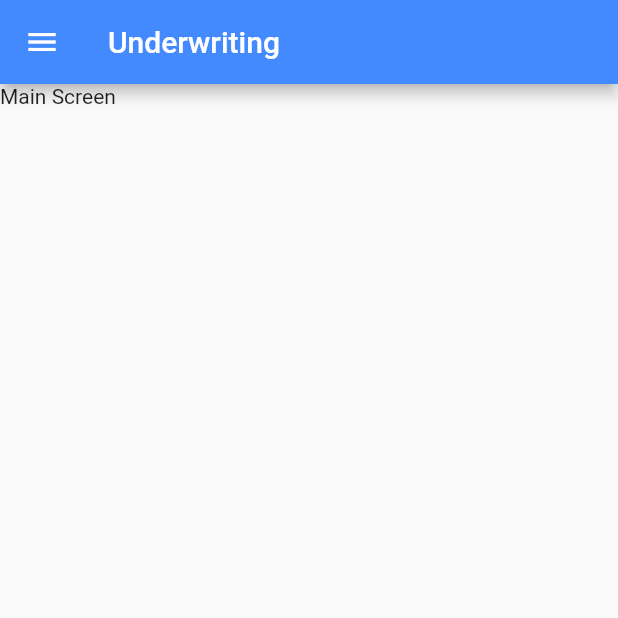
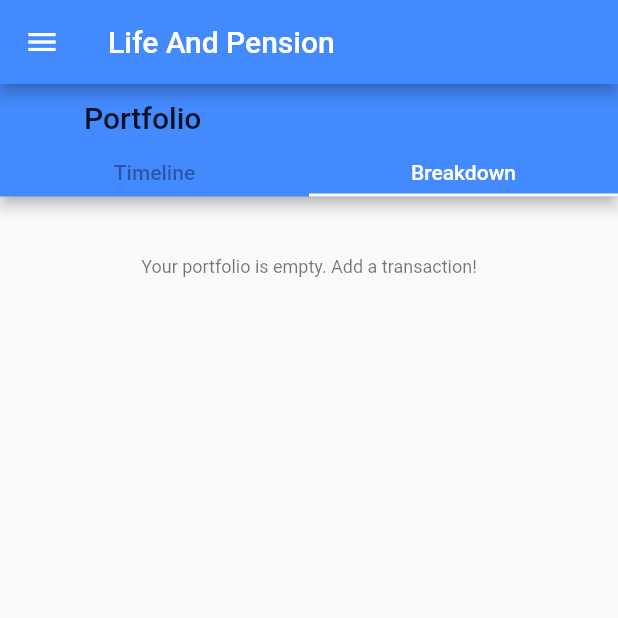
Before and after one commit to nikhil1524/underwritingapp, a Flutter app: the screen it shows after launch, on a phone screen of 412 x 824 dp, the top half of it. Run offline on Flutter 3.47's test engine with Material 2 defaults, Android fonts, the phone set to English and light mode, and no system bars; our stand-ins replace flutter_tts; missing offline and left inert: flutter_circular_chart, flutter_dialogflow.

Commit message:
Adding the portfolio screen

```diff
--- a/lib/Underwriting_questionaries.json
+++ b/lib/Underwriting_questionaries.json
@@ -3,5 +3,5 @@
     { "1": "hello"},
     { "2": "what is your name"},
     { "3": "what are you suffering with"}
-  ],
+  ]
 }
--- /dev/null
+++ b/lib/dashboard.dart
@@ -0,0 +1,178 @@
+import 'package:flutter/material.dart';
+import 'package:flutter/rendering.dart';
+import 'package:flutter_circular_chart/flutter_circular_chart.dart';
+import 'main.dart';
+
+class DashboardTabs extends StatefulWidget{
+DashboardTabs(this.tab, this.makePortfolioDisplay);
+final int tab;
+final Function makePortfolioDisplay;
+
+
+@override
+  State<StatefulWidget> createState() {
+    // TODO: implement createState
+    return new DashBoardTabsState();
+  }
+}
+
+const double appBarElevation = 1.0;
+List<CircularSegmentEntry> segments;
+final GlobalKey<AnimatedCircularChartState> _chartKey =
+      new GlobalKey<AnimatedCircularChartState>();
+Map colorMap;
+List sortedPortfolioDisplay;
+List portfolioDisplay;
+
+class DashBoardTabsState extends State<DashboardTabs>
+with SingleTickerProviderStateMixin{
+
+  final GlobalKey<ScaffoldState> _scaffoldKey = new GlobalKey<ScaffoldState>();
+  TabController _tabController;
+
+  final columnProps = [.2, .3, .3];
+  final List colors = [
+    Colors.purple[400],
+    Colors.indigo[400],
+    Colors.blue[400],
+    Colors.teal[400],
+    Colors.green[400],
+    Colors.lime[400],
+    Colors.orange[400],
+    Colors.red[400],
+  ];
+
+  @override
+  void initState() {
+    super.initState();
+    _tabController = new TabController(length: 2, vsync: this);
+    _tabController.animateTo(widget.tab);
+    /*if (timelineData == null) {
+      _getTimelineData();
+    }
+    _makeColorMap();
+    _updateBreakdown();
+    _sortPortfolioDisplay();*/
+  }
+
+  @override
+  Widget build(BuildContext context) {
+    // TODO: implement build
+    return new Scaffold(
+      key: _scaffoldKey,
+      appBar: new PreferredSize(
+          preferredSize: const Size.fromHeight(75.0),
+          child: new AppBar(
+            backgroundColor: Theme.of(context).primaryColor,
+            titleSpacing: 0.0,
+            leading: new Container(),
+            //elevation: appBarElevation,
+            title:
+                new Text("Portfolio", style: Theme.of(context).textTheme.title),
+            bottom: new PreferredSize(
+                preferredSize: const Size.fromHeight(25.0),
+                child: new Container(
+                    height: 30.0,
+                    child: new TabBar(
+                      controller: _tabController,
+                      indicatorColor: Theme.of(context).accentIconTheme.color,
+                      indicatorWeight: 2.0,
+                      unselectedLabelColor: Theme.of(context).disabledColor,
+                      labelColor: Theme.of(context).primaryIconTheme.color,
+                      tabs: <Widget>[
+                        new Tab(text: "Timeline"),
+                        new Tab(text: "Breakdown"),
+                      ],
+                    ))),
+          ),
+        ),
+      body: new TabBarView(
+          controller: _tabController,
+          children: <Widget>[_breakdown(context), _breakdown(context)],
+        )
+    );
+  }
+
+ Future<Null> _refresh() async {
+    widget.makePortfolioDisplay();
+    if (_tabController.index == 1) {
+      _chartKey.currentState.updateData(
+          [new CircularStackEntry(segments, rankKey: "Portfolio Breakdown")]);
+    }
+    setState(() {});
+  }
+
+  _makeSegments() {
+    segments = [];
+    sortedPortfolioDisplay.forEach((coin) {
+      segments.add(new CircularSegmentEntry(
+          coin["total_quantity"] * coin["price_usd"], colorMap[coin["symbol"]],
+          rankKey: coin["symbol"]));
+    });
+  }
+
+   _makeColorMap() {
+    colorMap = {};
+    int colorIndex = 0;
+    portfolioDisplay.forEach((coin) {
+      if (colorIndex >= colors.length) {
+        colorIndex = 1;
+      }
+      colorMap[coin["symbol"]] = colors[colorIndex];
+      colorIndex += 1;
+    });
+  }
+
+
+
+Widget _breakdown(BuildContext context) {
+    return portfolioMap.isNotEmpty
+        ? new RefreshIndicator(
+            onRefresh: _refresh,
+            child: new CustomScrollView(
+              slivers: <Widget>[
+                new SliverList(
+                    delegate: new SliverChildListDelegate(<Widget>[
+                  new Container(
+                    padding: const EdgeInsets.only(
+                        left: 10.0, right: 10.0, top: 10.0),
+                    child: new Row(
+                      mainAxisAlignment: MainAxisAlignment.spaceBetween,
+                      crossAxisAlignment: CrossAxisAlignment.start,
+                      children: <Widget>[
+                        new Column(
+                          crossAxisAlignment: CrossAxisAlignment.start,
+                          children: <Widget>[
+                            new Text("Portfolio Value",
+                                style: Theme.of(context).textTheme.caption),
+                            new Row(
+                              children: <Widget>[
+                                new Text(
+                                    "\$" +
+                                        '123',
+                                    style: Theme.of(context)
+                                        .textTheme
+                                        .body2
+                                        .apply(fontSizeFactor: 2.2)),
+                              ],
+                            ),
+                          ],
+                        ),
+                      ]
+                    )
+                  )
+                    ]
+                    )
+                )
+              ]
+            )
+        )
+        : new Container(
+            alignment: Alignment.topCenter,
+            padding: const EdgeInsets.symmetric(vertical: 40.0),
+            child: new Text("Your portfolio is empty. Add a transaction!",
+                style: Theme.of(context).textTheme.caption));
+        }
+
+
+}
--- a/lib/drawerItem.dart
+++ b/lib/drawerItem.dart
@@ -5,6 +5,4 @@ class DrawerItem {
   IconData icon;
   String view;
   DrawerItem(this.title, this.icon,this.view);
-
-
 }
--- a/lib/menu.dart
+++ b/lib/menu.dart
@@ -1,7 +1,10 @@
 import 'package:flutter/material.dart';
 import 'package:insurance_underwriting/disclaimer.dart';
 import 'package:insurance_underwriting/drawerItem.dart';
-import 'package:insurance_underwriting/home.dart';
+import 'package:insurance_underwriting/underwriting.dart';
+import 'package:insurance_underwriting/dashboard.dart';
+
+import 'main.dart';
 
 class MenuScreen extends StatefulWidget {
   @override
@@ -16,10 +19,12 @@ class MenuScreenWidget extends State<MenuScreen> {
 
   final drawerItems = [
     new DrawerItem("Health Declaration", Icons.assignment_ind, "main"),
-    new DrawerItem("Investment", Icons.account_balance,"accountBal"),
-    new DrawerItem("Logout",null ,null)
+    new DrawerItem("Investment", Icons.account_balance, "accountBal"),
+    new DrawerItem(
+        "Product Investment Returns", Icons.access_time, "productInvestment"),
+    new DrawerItem("Profile", Icons.account_circle, "profile"),
+    new DrawerItem("Logout", null, null)
   ];
-
 
   _getDrawerItemWidget(int pos) {
     switch (pos) {
@@ -27,18 +32,16 @@ class MenuScreenWidget extends State<MenuScreen> {
         return new DisclaimerScreen();
       case 1:
         return new MenuScreen();
-
-
       default:
-        return new Text("Main Screen");
+        return new DashboardTabs(1, _makePortfolioDisplay());
     }
   }
 
+  _onSelectItem(int index) {
+    setState(() => _selectedIndex = index);
+    Navigator.of(context).pop(); // close the drawer
+  }
 
-_onSelectItem(int index) {
-  setState(() => _selectedIndex = index);
-  Navigator.of(context).pop(); // close the drawer
-}
   @override
   Widget build(BuildContext context) {
     List<Widget> drawerOptions = [];
@@ -56,11 +59,11 @@ _onSelectItem(int index) {
     }
     // TODO: implement build
     return new Scaffold(
-        appBar: AppBar(title: Text("Underwriting")),
+        appBar: AppBar(title: Text("Life And Pension")),
         drawer: new Drawer(
             child: new Column(children: <Widget>[
           new UserAccountsDrawerHeader(
-            decoration: BoxDecoration(color: Colors.blueAccent),
+              decoration: BoxDecoration(color: Colors.blueAccent),
               currentAccountPicture: CircleAvatar(
                 backgroundColor: Colors.black,
                 child: Text('NN'),
@@ -72,7 +75,34 @@ _onSelectItem(int index) {
               )),
           new Column(children: drawerOptions)
         ])),
-        body: _getDrawerItemWidget(_selectedIndex)
-    );
+        body: _getDrawerItemWidget(_selectedIndex));
   }
+
+  _makePortfolioDisplay() {
+    print("making portfolio display");
+    Map portfolioTotals = {};
+    List neededPriceSymbols = [];
+
+    portfolioMap.forEach((coin, transactions) {
+      num quantityTotal = 0;
+      transactions.forEach((value) {
+        quantityTotal += value["quantity"];
+      });
+      portfolioTotals[coin] = quantityTotal;
+      neededPriceSymbols.add(coin);
+    });
+
+    portfolioDisplay = [];
+    num totalPortfolioValue = 0;
+    num total24hChange = 0;
+    num total7dChange = 0;
+    portfolioDisplay.forEach((coin) {
+      total24hChange += (coin["percent_change_24h"] *
+          ((coin["price_usd"] * coin["total_quantity"]) / totalPortfolioValue));
+      total7dChange += (coin["percent_change_7d"] *
+          ((coin["price_usd"] * coin["total_quantity"]) / totalPortfolioValue));
+    });
+
+   }
+
 }
--- a/lib/home.dart
+++ b/lib/underwriting.dart
@@ -2,56 +2,18 @@ import 'package:flutter/material.dart';
 import 'package:flutter_dialogflow/flutter_dialogflow.dart';
 import 'package:flutter_tts/flutter_tts.dart';
 
-class HomeScreen extends StatefulWidget {
-  @override
-  State<StatefulWidget> createState() {
-    // TODO: implement createState
-    return new _MyHomePageState();
-  }
-}
-/*
 
-class HomeScreenWidget extends State<HomeScreen>{
-  @override
-  Widget build(BuildContext context) {
-    // TODO: implement build
-    return Scaffold(
-      appBar: AppBar(
-        title: Text("Underwriting"),
-        elevation: 0.4,
-      ),
-      body: Stack( fit:StackFit.expand, children: <Widget>[
-        Container(decoration: BoxDecoration(color: Colors.blueAccent)),
-        Column( mainAxisAlignment: MainAxisAlignment.end,
-          children: <Widget>[
-
-
-
-          ],
-
-
-      )
-
-      ],
-      ) ,
-
-    );
-  }
-}*/
-
-
-
-class MyHomePage extends StatefulWidget {
-  MyHomePage({Key key, this.title}) : super(key: key);
+class UnderwritingScreen extends StatefulWidget {
+  UnderwritingScreen({Key key, this.title}) : super(key: key);
   final String title;
 
   @override
-  _MyHomePageState createState() => new _MyHomePageState();
+  _UnderritingPageState createState() => new _UnderritingPageState();
 }
 
 /* https://github.com/VictorRancesCode/flutter_dialogflow/blob/master/example/lib/main.dart */
 
-class _MyHomePageState extends State<HomeScreen> {
+class _UnderritingPageState extends State<UnderwritingScreen> {
 
   final List<ChatMessage> _messages = <ChatMessage>[];
   final TextEditingController _textController = new TextEditingController();
@@ -114,6 +76,18 @@ class _MyHomePageState extends State<HomeScreen> {
     Response(text);
   }
 
+
+/*  RaisedButton(
+  shape: new RoundedRectangleBorder(
+  borderRadius: new BorderRadius.circular(18.0),
+  side: BorderSide(color: Colors.red)),
+  onPressed: () {},
+  color: Colors.red,
+  textColor: Colors.white,
+  child: Text("Buy now".toUpperCase(),
+  style: TextStyle(fontSize: 14)),
+  )*/
+
   @override
   Widget build(BuildContext context) {
     return new Scaffold(
@@ -125,6 +99,7 @@ class _MyHomePageState extends State<HomeScreen> {
             child: new ListView.builder(
               padding: new EdgeInsets.all(8.0),
               reverse: true,
+
               itemBuilder: (_, int index) => _messages[index],
               itemCount: _messages.length,
             )),
--- a/pubspec.yaml
+++ b/pubspec.yaml
@@ -20,6 +20,8 @@ dependencies:
   flutter:
     sdk: flutter
   flutter_dialogflow: ^0.1.0
+  path_provider: ^0.4.0
+  flutter_circular_chart: ^0.1.0
   flutter_tts: ^0.6.0
 
   # The following adds the Cupertino Icons font to your application.
@@ -48,6 +50,8 @@ flutter:
   # assets:
   #  - images/a_dot_burr.jpeg
   #  - images/a_dot_ham.jpeg
+  assets:
+      - assets/images/logo.png
 
   # An image asset can refer to one or more resolution-specific "variants", see
   # https://flutter.dev/assets-and-images/#resolution-aware.
```
Also changed, not shown: lib/disclaimer.dart (+19 -17 lines), lib/main.dart (+34 -9 lines), lib/portfolio.json (added, +86 -0 lines), assets/images/logo.png (added).
